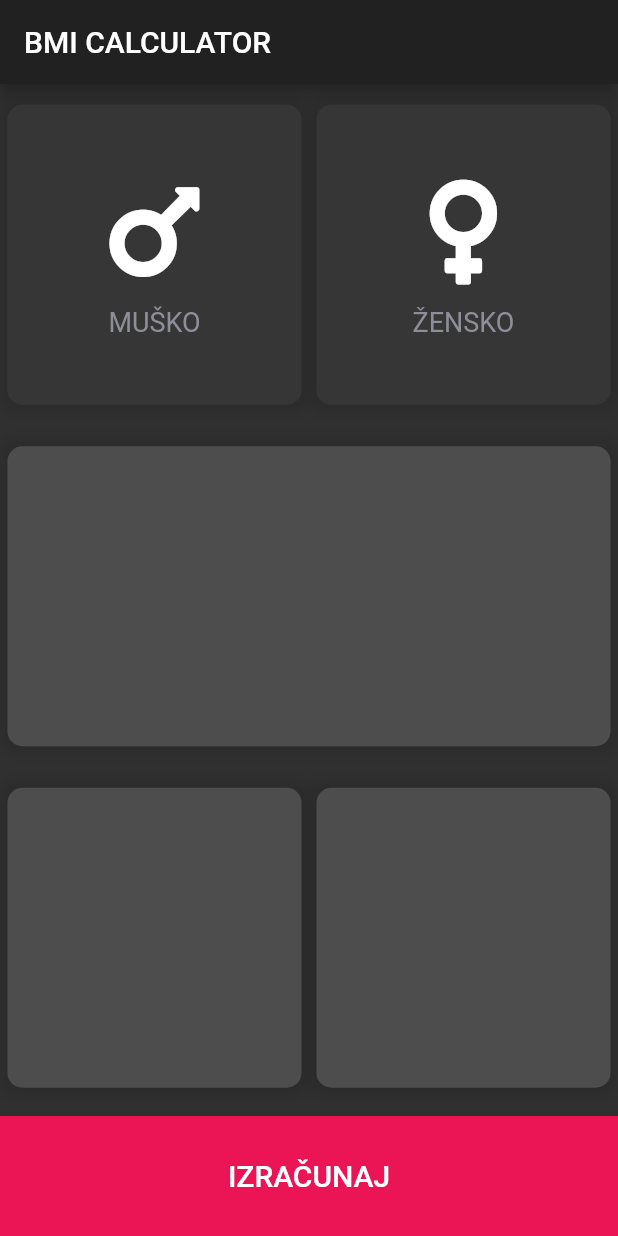
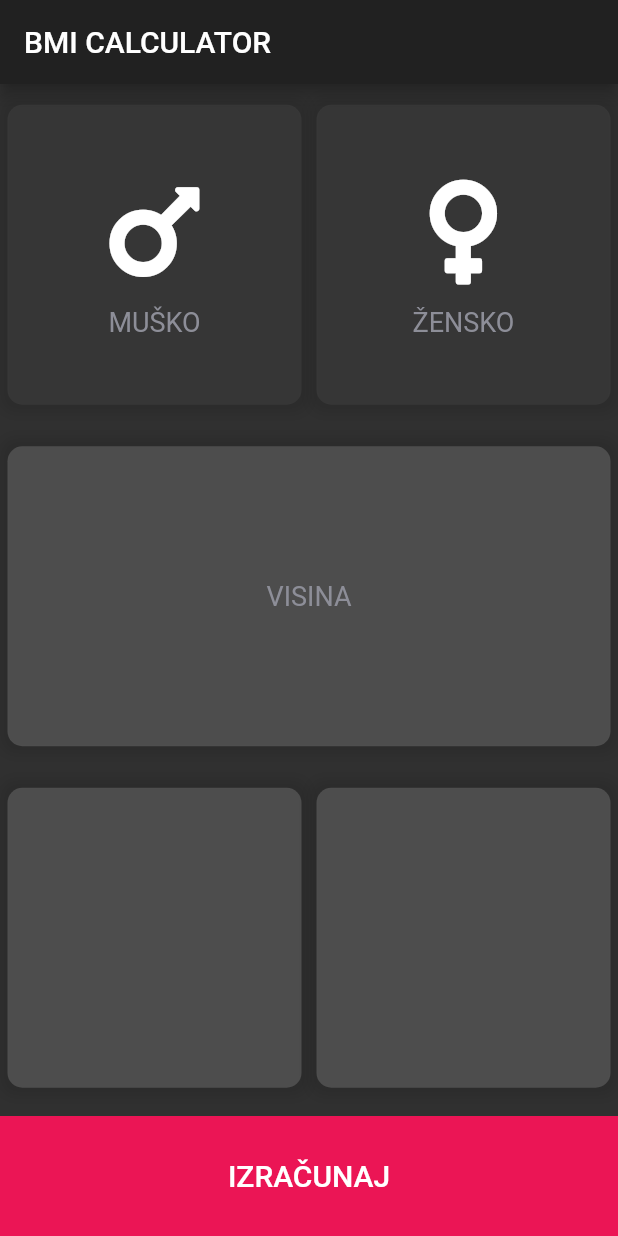
Before and after one commit to azemavdic/bmi_calculator_flutter, a Flutter app: the screen it shows after launch, on a phone screen of 412 x 824 dp. Run offline on Flutter 3.47's test engine with Material 2 defaults, Android fonts, the phone set to English and light mode, and no system bars; our stand-ins replace font_awesome_flutter.

Commit message:
constants fix

```diff
--- a/lib/card_child_content.dart
+++ b/lib/card_child_content.dart
@@ -1,5 +1,6 @@
 import 'package:flutter/material.dart';
 import 'package:font_awesome_flutter/font_awesome_flutter.dart';
+import 'constants.dart';
 
 class CardChildContent extends StatelessWidget {
   CardChildContent({
@@ -24,10 +25,7 @@ class CardChildContent extends StatelessWidget {
         ),
         Text(
           gender,
-          style: TextStyle(
-            fontSize: 18,
-            color: Color(0xFF8D8E98),
-          ),
+          style: labelTextStyle,
         )
       ],
     );
--- /dev/null
+++ b/lib/constants.dart
@@ -0,0 +1,11 @@
+import 'package:flutter/material.dart';
+
+const double kBottomContainerHeight = 80.0;
+const Color kBottomContainerColor = Color(0xFFEB1555);
+const Color kActiveBoxColor = Color.fromRGBO(100, 100, 100, 0.6);
+const Color kInactiveBoxColor = Color.fromRGBO(100, 100, 100, 0.2);
+
+const TextStyle labelTextStyle = TextStyle(
+  fontSize: 18,
+  color: Color(0xFF8D8E98),
+);
--- a/lib/main.dart
+++ b/lib/main.dart
@@ -2,11 +2,7 @@ import 'package:flutter/material.dart';
 import 'package:font_awesome_flutter/font_awesome_flutter.dart';
 import 'reusable_card.dart';
 import 'card_child_content.dart';
-
-const bottomContainerHeight = 80.0;
-const bottomContainerColor = Color(0xFFEB1555);
-const activeBoxColor = Color.fromRGBO(100, 100, 100, 0.6);
-const inactiveBoxColor = Color.fromRGBO(100, 100, 100, 0.2);
+import 'constants.dart';
 
 void main() => runApp(BMICalculator());
 
@@ -50,8 +46,8 @@ class _InputPageState extends State<InputPage> {
                     });
                   },
                   colour: selectedGender == Gender.male
-                      ? activeBoxColor
-                      : inactiveBoxColor,
+                      ? kActiveBoxColor
+                      : kInactiveBoxColor,
                   cardChild: CardChildContent(
                     iconType: FontAwesomeIcons.mars,
                     gender: 'MUŠKO',
@@ -66,8 +62,8 @@ class _InputPageState extends State<InputPage> {
                     });
                   },
                   colour: selectedGender == Gender.female
-                      ? activeBoxColor
-                      : inactiveBoxColor,
+                      ? kActiveBoxColor
+                      : kInactiveBoxColor,
                   cardChild: CardChildContent(
                     iconType: FontAwesomeIcons.venus,
                     gender: 'ŽENSKO',
@@ -79,22 +75,33 @@ class _InputPageState extends State<InputPage> {
           Expanded(
             child: Row(
               children: [
-                ReusableCard(colour: activeBoxColor),
+                ReusableCard(
+                  colour: kActiveBoxColor,
+                  cardChild: Column(
+                    mainAxisAlignment: MainAxisAlignment.center,
+                    children: [
+                      Text(
+                        'VISINA',
+                        style: labelTextStyle,
+                      )
+                    ],
+                  ),
+                ),
               ],
             ),
           ),
           Expanded(
             child: Row(
               children: [
-                ReusableCard(colour: activeBoxColor),
-                ReusableCard(colour: activeBoxColor),
+                ReusableCard(colour: kActiveBoxColor),
+                ReusableCard(colour: kActiveBoxColor),
               ],
             ),
           ),
           Container(
-            color: bottomContainerColor,
+            color: kBottomContainerColor,
             margin: EdgeInsets.only(top: 5),
-            height: bottomContainerHeight,
+            height: kBottomContainerHeight,
             width: double.infinity,
             child: Center(
               child: Text(
```
